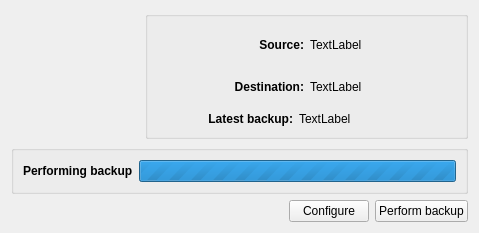
flavio/kaveau, file src/app/mainwidgetbase.ui: the form before one commit.
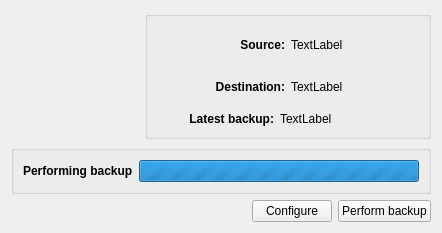
The form after the commit.

The edit to the form file:
```diff
--- a/src/app/mainwidgetbase.ui
+++ b/src/app/mainwidgetbase.ui
@@ -6,7 +6,7 @@
    <rect>
     <x>0</x>
     <y>0</y>
-    <width>479</width>
+    <width>442</width>
     <height>215</height>
    </rect>
   </property>
@@ -174,7 +174,7 @@
          <number>0</number>
         </property>
         <property name="value">
-         <number>72001</number>
+         <number>74459</number>
         </property>
        </widget>
       </item>
```
Left out of the diff: 4 changed lines with no effect on the pictures.
